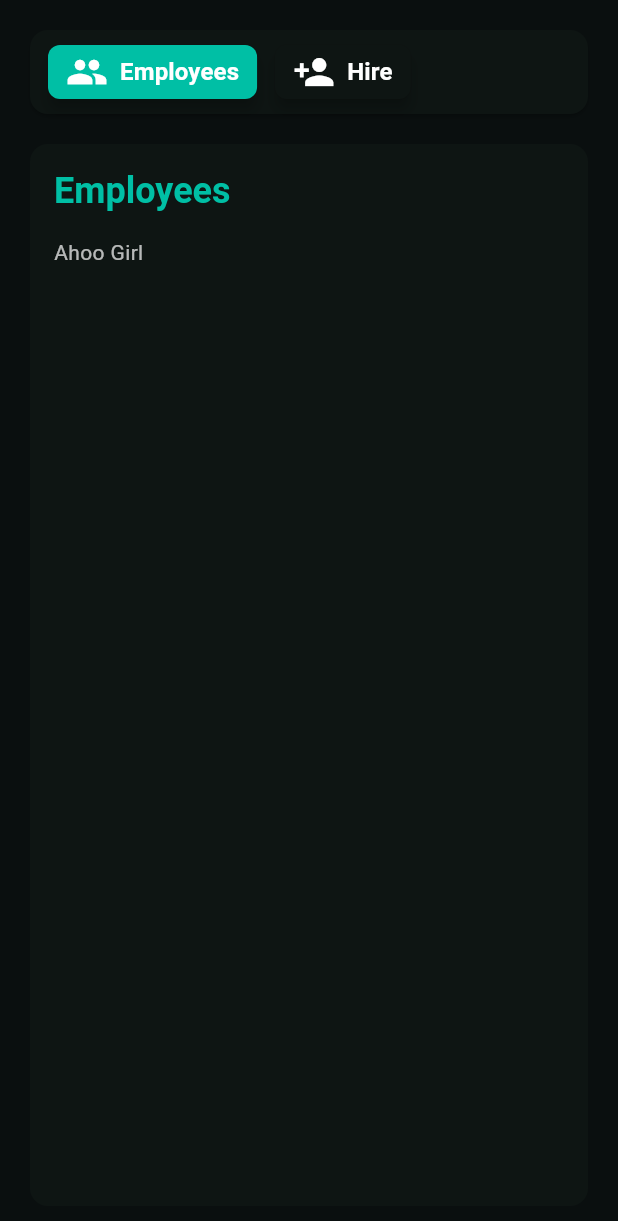
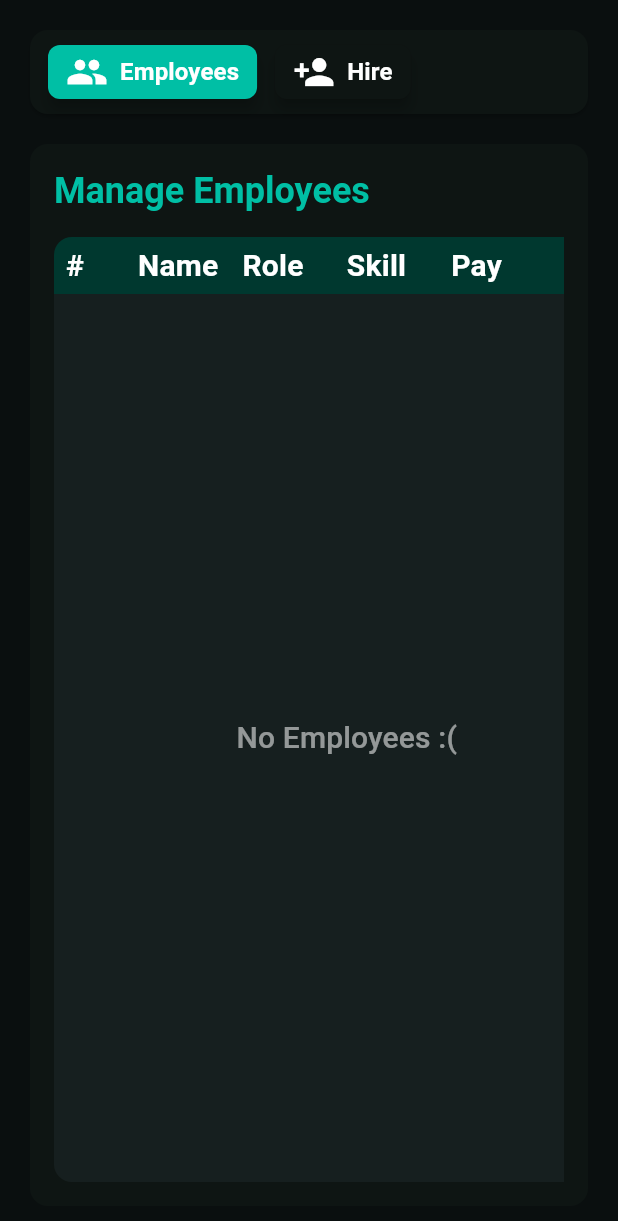
Before and after one commit to Danial-03-dev/code_capital, a Flutter app: the EmployeesPage screen opened directly, on a phone screen of 412 x 824 dp. Shown: the top 1221 px of the screen. Run offline on Flutter 3.47's test engine with Material 3 defaults, Android fonts, the light colour scheme and no system bars; our stand-ins replace bloc, flutter_bloc, get_it, hive_ce, hive_ce_flutter; accounts and stored records are empty; statements that could not run were skipped.

Commit message:
feat: add employees table

```diff
--- a/lib/core/constants/employ_roles.dart
+++ b/lib/core/constants/employ_roles.dart
@@ -2,7 +2,8 @@ enum EmployeeRoles {
   designer,
   programmer;
 
-  String get text {
+  @override
+  String toString() {
     switch (this) {
       case EmployeeRoles.designer:
         return 'designer';
--- a/lib/core/storage/storage_services/game_snapshot_storage_service.dart
+++ b/lib/core/storage/storage_services/game_snapshot_storage_service.dart
@@ -8,7 +8,7 @@ class GameSnapshotStorageService {
   const GameSnapshotStorageService({required Box box}) : _box = box;
 
   Future<void> save({required GameSnapshotModel snapshot}) async {
-    await _box.put(_snapshotKey, snapshot.toJson());
+    // await _box.put(_snapshotKey, snapshot.toJson());
   }
 
   Future<GameSnapshotModel?> load() async {
--- /dev/null
+++ b/lib/core/widgets/tables/app_table/app_table.dart
@@ -0,0 +1,88 @@
+import 'package:code_capital/core/widgets/buttons/app_popup_menu_button.dart';
+import 'package:code_capital/core/widgets/configs/custom_scroll_config.dart';
+import 'package:flutter/material.dart';
+
+part 'widgets/app_table_actions_button.dart';
+part 'widgets/app_table_body.dart';
+part 'widgets/app_table_header.dart';
+part 'widgets/app_table_row.dart';
+part 'widgets/app_table_rows.dart';
+
+class AppTableDataModel {
+  final String label;
+  final List<String> values;
+  final double? width;
+
+  const AppTableDataModel({
+    required this.label,
+    this.values = const [],
+    this.width,
+  });
+}
+
+class AppTableActionModel {
+  final String value;
+  final IconData icon;
+
+  const AppTableActionModel({required this.value, required this.icon});
+}
+
+const double _borderRadius = 12;
+const double _cellPadding = 8;
+const double _minCellWidth = 64;
+const double _optionsWidth = 64;
+
+class AppTable extends StatelessWidget {
+  final List<AppTableDataModel> data;
+  final String emptyTableText;
+  final List<AppTableActionModel> options;
+  final void Function(String value, List<String> row)? onSelect;
+
+  const AppTable({
+    super.key,
+    this.emptyTableText = 'No Content',
+    this.data = const [],
+    this.options = const [],
+    this.onSelect,
+  });
+
+  @override
+  Widget build(BuildContext context) {
+    return Expanded(
+      child: LayoutBuilder(
+        builder: (context, constraints) {
+          return CustomScrollConfig(
+            child: SingleChildScrollView(
+              scrollDirection: Axis.horizontal,
+              child: ConstrainedBox(
+                constraints: BoxConstraints(
+                  minWidth: constraints.maxWidth,
+                  minHeight: constraints.maxHeight,
+                ),
+                child: IntrinsicWidth(
+                  child: IntrinsicHeight(
+                    child: Column(
+                      crossAxisAlignment: CrossAxisAlignment.stretch,
+                      children: [
+                        _AppTableHeader(
+                          data: data,
+                          hasOptions: options.isNotEmpty,
+                        ),
+                        _AppTableBody(
+                          data: data,
+                          emptyTableText: emptyTableText,
+                          onSelect: onSelect,
+                          options: options,
+                        ),
+                      ],
+                    ),
+                  ),
+                ),
+              ),
+            ),
+          );
+        },
+      ),
+    );
+  }
+}
--- /dev/null
+++ b/lib/core/widgets/tables/app_table/widgets/app_table_body.dart
@@ -0,0 +1,70 @@
+part of '../app_table.dart';
+
+class _AppTableBody extends StatelessWidget {
+  final List<AppTableDataModel> data;
+  final String emptyTableText;
+  final List<AppTableActionModel> options;
+  final void Function(String value, List<String> row)? onSelect;
+
+  const _AppTableBody({
+    required this.data,
+    required this.emptyTableText,
+    required this.options,
+    required this.onSelect,
+  });
+
+  List<List<String>> getRowsFromData() {
+    final cols = data.map((entry) => entry.values).toList();
+
+    if (cols.isEmpty) return [];
+
+    final totalRows = cols
+        .map((col) => col.length)
+        .reduce((a, b) => a > b ? a : b); // longest column length
+
+    final rows = List.generate(
+      totalRows,
+      (i) => cols.map((col) {
+        return i < col.length ? col[i] : '';
+      }).toList(),
+    );
+
+    return rows;
+  }
+
+  @override
+  Widget build(BuildContext context) {
+    final theme = Theme.of(context);
+    final textTheme = theme.textTheme;
+
+    final rows = getRowsFromData();
+
+    return Expanded(
+      child: SizedBox(
+        // This sizebox helps to layout ListView, initially it sets the width to any random min-width value,
+        // Later the parent column changes the width to column-width because of CrossAxisAlignment.stretch
+        // This prevents horizontal layout erros
+        width: 1,
+        child: ClipRRect(
+          borderRadius: const BorderRadiusGeometry.only(
+            bottomLeft: Radius.circular(_borderRadius),
+            bottomRight: Radius.circular(_borderRadius),
+          ),
+          child: ColoredBox(
+            color: theme.cardColor,
+            child: rows.isEmpty
+                ? Center(
+                    child: Text(emptyTableText, style: textTheme.labelLarge),
+                  )
+                : _AppTableRows(
+                    rows: rows,
+                    data: data,
+                    onSelect: onSelect,
+                    options: options,
+                  ),
+          ),
+        ),
+      ),
+    );
+  }
+}
--- /dev/null
+++ b/lib/core/widgets/tables/app_table/widgets/app_table_header.dart
@@ -0,0 +1,57 @@
+part of '../app_table.dart';
+
+class _AppTableHeader extends StatelessWidget {
+  final List<AppTableDataModel> data;
+  final bool hasOptions;
+
+  const _AppTableHeader({required this.data, this.hasOptions = false});
+
+  @override
+  Widget build(BuildContext context) {
+    final theme = Theme.of(context);
+    final textTheme = theme.textTheme;
+
+    return ClipRRect(
+      borderRadius: const BorderRadiusGeometry.only(
+        topLeft: Radius.circular(_borderRadius),
+        topRight: Radius.circular(_borderRadius),
+      ),
+      child: ColoredBox(
+        color: theme.colorScheme.onPrimary,
+        child: Row(
+          children: [
+            ...data.map((entry) {
+              final width = entry.width;
+
+              final rowTitle = Padding(
+                padding: const EdgeInsets.symmetric(
+                  horizontal: _cellPadding,
+                  vertical: 4,
+                ),
+                child: Text(
+                  entry.label,
+                  style: textTheme.titleMedium,
+                  maxLines: 1,
+                  overflow: TextOverflow.ellipsis,
+                ),
+              );
+
+              if (width != null) {
+                return SizedBox(width: width, child: rowTitle);
+              }
+
+              return Expanded(
+                child: ConstrainedBox(
+                  constraints: BoxConstraints(minWidth: _minCellWidth),
+                  child: rowTitle,
+                ),
+              );
+            }),
+
+            if (hasOptions) const SizedBox(width: _optionsWidth),
+          ],
+        ),
+      ),
+    );
+  }
+}
--- a/lib/features/employee/view/pages/employees_page.dart
+++ b/lib/features/employee/view/pages/employees_page.dart
@@ -2,7 +2,7 @@ import 'package:code_capital/core/cubits/app_top_nav_cubit/app_top_nav_cubit.dar
 import 'package:code_capital/core/cubits/company_cubits/company_employees_cubit.dart';
 import 'package:code_capital/core/widgets/page/app_page_body.dart';
 import 'package:code_capital/features/employee/cubits/employee_recruits_cubit.dart';
-import 'package:code_capital/features/employee/view/pages/employees_details_page.dart';
+import 'package:code_capital/features/employee/view/pages/manage_employees_page.dart';
 import 'package:code_capital/features/employee/view/pages/hire_employees_page.dart';
 import 'package:code_capital/features/employee/view/widgets/nav_bar/employees_page_top_nav_bar.dart';
 import 'package:flutter/material.dart';
@@ -14,7 +14,7 @@ class EmployeesPage extends StatelessWidget {
   @override
   Widget build(BuildContext context) {
     final List<Widget> pages = [
-      const EmployeesDetailsPage(),
+      const ManageEmployeesPage(),
       const HireEmployeesPage(),
     ];
 
--- a/lib/features/employee/view/pages/employees_details_page.dart
+++ b/lib/features/employee/view/pages/manage_employees_page.dart
@@ -1,8 +1,9 @@
 import 'package:code_capital/core/widgets/sections/app_page_section.dart';
+import 'package:code_capital/features/employee/view/widgets/tables/manage_employees_table/manage_employees_table.dart';
 import 'package:flutter/material.dart';
 
-class EmployeesDetailsPage extends StatelessWidget {
-  const EmployeesDetailsPage({super.key});
+class ManageEmployeesPage extends StatelessWidget {
+  const ManageEmployeesPage({super.key});
 
   @override
   Widget build(BuildContext context) {
@@ -11,8 +12,8 @@ class EmployeesDetailsPage extends StatelessWidget {
         children: [
           AppPageSection(
             width: double.infinity,
-            title: 'Employees',
-            child: Column(children: [Text('Ahoo Girl')]),
+            title: 'Manage Employees',
+            child: ManageEmployeesTable(),
           ),
         ],
       ),
--- a/lib/features/employee/view/widgets/cards/employee_card/widgets/card_header.dart
+++ b/lib/features/employee/view/widgets/cards/employee_card/widgets/card_header.dart
@@ -14,7 +14,7 @@ class _CardHeader extends StatelessWidget {
       spacing: 12,
       children: [
         Text(
-          toBeginningOfSentenceCase(employee.role.text),
+          toBeginningOfSentenceCase(employee.role.toString()),
           style: textTheme.titleLarge?.copyWith(color: theme.primaryColor),
         ),
         const _HeaderAvatar(),
--- /dev/null
+++ b/lib/features/employee/view/widgets/tables/manage_employees_table/manage_employees_table.dart
@@ -0,0 +1,51 @@
+import 'package:code_capital/core/cubits/company_cubits/company_employees_cubit.dart';
+import 'package:code_capital/core/widgets/tables/app_table/app_table.dart';
+import 'package:flutter/material.dart';
+import 'package:flutter_bloc/flutter_bloc.dart';
+import 'package:intl/intl.dart';
+
+class ManageEmployeesTable extends StatelessWidget {
+  const ManageEmployeesTable({super.key});
+
+  @override
+  Widget build(BuildContext context) {
+    final employees = context.watch<CompanyEmployeesCubit>().state;
+
+    final List<String> indexes = [];
+    final List<String> names = [];
+    final List<String> roles = [];
+    final List<String> skills = [];
+    final List<String> pays = [];
+
+    for (int i = 0; i < employees.length; i++) {
+      final employee = employees[i];
+
+      indexes.add((i + 1).toString());
+      names.add(employee.name);
+      roles.add(toBeginningOfSentenceCase(employee.role.toString()));
+      skills.add('${employee.skill.toString()} / 10');
+      pays.add('\$${employee.pay}');
+    }
+
+    return AppTable(
+      emptyTableText: 'No Employees :(',
+      data: [
+        AppTableDataModel(label: '#', values: indexes, width: 48),
+        AppTableDataModel(label: 'Name', values: names),
+        AppTableDataModel(label: 'Role', values: roles),
+        AppTableDataModel(label: 'Skill', values: skills),
+        AppTableDataModel(label: 'Pay', values: pays),
+      ],
+      options: [
+        AppTableActionModel(
+          value: 'Fire',
+          icon: Icons.person_remove_alt_1_rounded,
+        ),
+      ],
+      onSelect: (value, row) {
+        print(value);
+        print(row);
+      },
+    );
+  }
+}
```
Also changed, not shown: lib/core/widgets/buttons/app_popup_menu_button.dart (added, +35 -0 lines), lib/core/widgets/tables/app_table/widgets/app_table_actions_button.dart (added, +47 -0 lines), lib/core/widgets/tables/app_table/widgets/app_table_row.dart (added, +52 -0 lines), lib/core/widgets/tables/app_table/widgets/app_table_rows.dart (added, +34 -0 lines).
